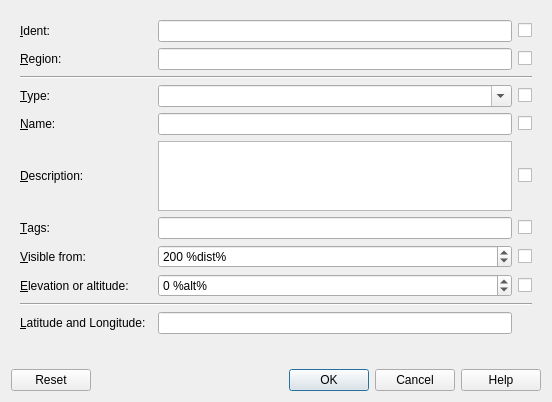
albar965/littlenavmap, file src/userdata/userdatadialog.ui: the form before one commit.
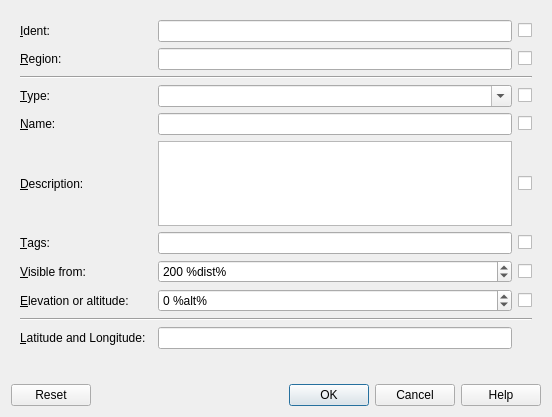
The form after the commit.

Commit message:
More fixes to automatic leg zooming and workaround for Marbles's inability for proper zooming.
Changed description widget in userpoint editing to plain text. #3

The edit to the form file:
```diff
--- a/src/userdata/userdatadialog.ui
+++ b/src/userdata/userdatadialog.ui
@@ -7,7 +7,7 @@
     <x>0</x>
     <y>0</y>
     <width>552</width>
-    <height>378</height>
+    <height>417</height>
    </rect>
   </property>
   <property name="windowTitle">
@@ -118,6 +118,16 @@
        <property name="tabChangesFocus">
         <bool>true</bool>
        </property>
+       <property name="html">
+        <string>&lt;!DOCTYPE HTML PUBLIC &quot;-//W3C//DTD HTML 4.0//EN&quot; &quot;http://www.w3.org/TR/REC-html40/strict.dtd&quot;&gt;
+&lt;html&gt;&lt;head&gt;&lt;meta name=&quot;qrichtext&quot; content=&quot;1&quot; /&gt;&lt;style type=&quot;text/css&quot;&gt;
+p, li { white-space: pre-wrap; }
+&lt;/style&gt;&lt;/head&gt;&lt;body style=&quot; font-family:'Ubuntu'; font-size:10pt; font-weight:400; font-style:normal;&quot;&gt;
+&lt;p style=&quot;-qt-paragraph-type:empty; margin-top:0px; margin-bottom:0px; margin-left:0px; margin-right:0px; -qt-block-indent:0; text-indent:0px;&quot;&gt;&lt;br /&gt;&lt;/p&gt;&lt;/body&gt;&lt;/html&gt;</string>
+       </property>
+       <property name="acceptRichText">
+        <bool>false</bool>
+       </property>
       </widget>
      </item>
      <item row="8" column="0">
```
The commit also changes 1 other file.
